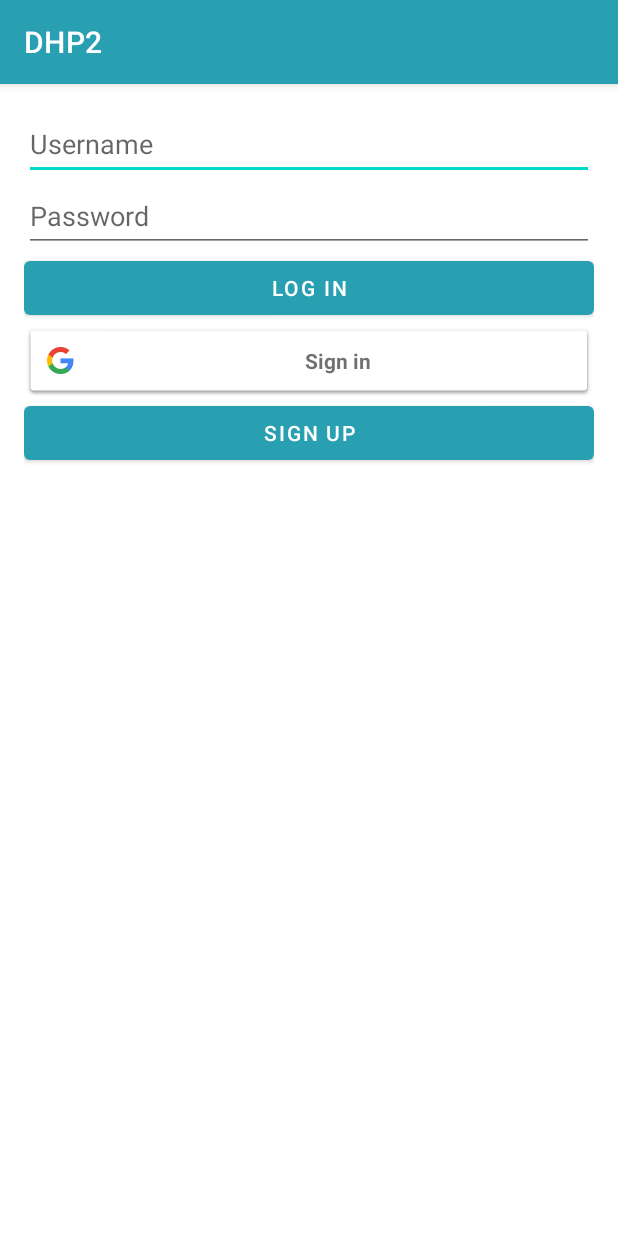
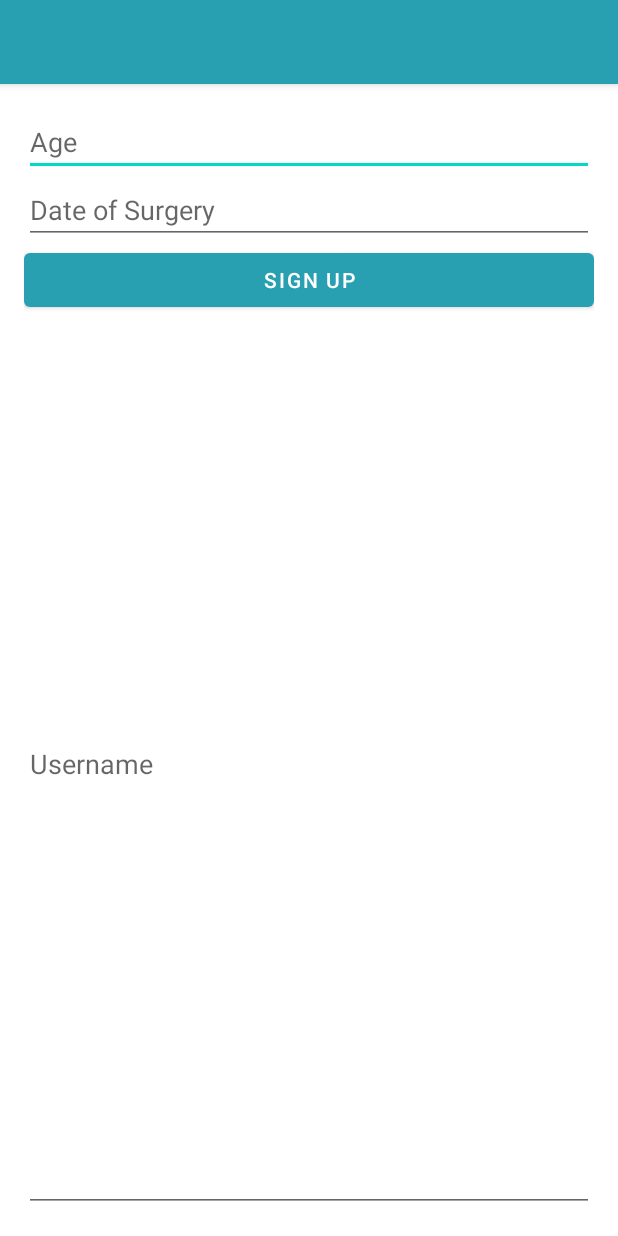
Before and after one commit to David-J-Rogers/DHP2, an Android app: the screen it shows after launch (LoginActivity before the commit, SignUpActivity after it), after a tap on "SIGN UP", on a phone screen of 412 x 824 dp. Run offline under Robolectric (Android 15) with nearby library versions, the phone set to English and light mode, and no system bars.

Commit message:
New Sign Up page

```diff
--- a/app/src/main/AndroidManifest.xml
+++ b/app/src/main/AndroidManifest.xml
@@ -33,6 +33,10 @@
             android:label="">
         </activity>
 
+        <activity
+            android:name=".SignUpActivity"
+            android:label="">
+        </activity>
 
 
         <activity
--- a/app/src/main/java/com/example/dhp2/DBHelper.java
+++ b/app/src/main/java/com/example/dhp2/DBHelper.java
@@ -17,6 +17,8 @@ import android.database.Cursor;
         @Override
         public void onCreate(SQLiteDatabase db) {
             String CREATE_TABLE = "CREATE TABLE PatientData (" +
+                    "username TEXT," +
+                    "password TEXT," +
                     "id INTEGER PRIMARY KEY AUTOINCREMENT," +
                     "age INTEGER," +
                     "time_of_surgery TEXT," +
@@ -35,9 +37,11 @@ import android.database.Cursor;
         }
 
         //insert
-        public void addPatient(int age, String timeOfSurgery, double m1, double m2, double m3, double m4) {
+        public void addPatient(String username, String password, int age, String timeOfSurgery, double m1, double m2, double m3, double m4) {
             SQLiteDatabase db = this.getWritableDatabase();
             ContentValues values = new ContentValues();
+            values.put("username", username);
+            values.put("password", password);
             values.put("age", age);
             values.put("time_of_surgery", timeOfSurgery);
             values.put("milestone_one_completion_factor", m1);
--- a/app/src/main/java/com/example/dhp2/LoginActivity.java
+++ b/app/src/main/java/com/example/dhp2/LoginActivity.java
@@ -42,11 +42,9 @@ public class LoginActivity extends AppCompatActivity {
 
 
         Button signUpButton = findViewById(R.id.sign_up_button);
-        signUpButton.setOnClickListener(new View.OnClickListener() {
-            @Override
-            public void onClick(View v) {
-                signUp();
-            }
+        signUpButton.setOnClickListener(view -> {
+            Intent intent = new Intent(LoginActivity.this, SignUpActivity.class);
+            startActivity(intent);
         });
 
 
--- a/app/src/main/java/com/example/dhp2/MainActivity.kt
+++ b/app/src/main/java/com/example/dhp2/MainActivity.kt
@@ -111,7 +111,7 @@ class MainActivity : AppCompatActivity() {
         val dbHelper = DBHelper(this)
 
         // Insert a test record
-        dbHelper.addPatient(30, "2023-11-24", 0.8, 0.9, 0.85, 0.9)
+        dbHelper.addPatient("test", "test", 30, "2023-11-24", 0.8, 0.9, 0.85, 0.9)
         Log.d("DBTest", "Insertion completed")
 
         // Read the inserted record
--- /dev/null
+++ b/app/src/main/java/com/example/dhp2/SignUpActivity.java
@@ -0,0 +1,41 @@
+package com.example.dhp2;
+
+import android.content.Intent;
+import android.os.Bundle;
+import android.widget.Button;
+import android.widget.EditText;
+import android.widget.Toast;
+import androidx.appcompat.app.AppCompatActivity;
+
+
+public class SignUpActivity extends AppCompatActivity{
+    private EditText usernameEditText;
+    private EditText passwordEditText;
+    private EditText ageEditText;
+    private EditText timeOfSurgeryEditText;
+    private Button signUpButton;
+    private DBHelper dbHelper;
+
+    @Override
+    protected void onCreate(Bundle savedInstanceState) {
+        super.onCreate(savedInstanceState);
+        setContentView(R.layout.activity_sign_up);
+        usernameEditText = findViewById(R.id.usernameEditText);
+        passwordEditText = findViewById(R.id.passwordEditText);
+        ageEditText = findViewById(R.id.ageEditText);
+        timeOfSurgeryEditText = findViewById(R.id.dateOfSurgeryEditText);
+        signUpButton = findViewById(R.id.signUpButton);
+        dbHelper = new DBHelper(this);
+
+        signUpButton.setOnClickListener(view -> {
+            String username = usernameEditText.getText().toString();
+            String password = passwordEditText.getText().toString();
+            int age = Integer.parseInt(ageEditText.getText().toString());
+            String timeOfSurgery = timeOfSurgeryEditText.getText().toString();
+            dbHelper.addPatient(username, password, age, timeOfSurgery, 0, 0, 0, 0);
+            Toast.makeText(getApplicationContext(), "Sign up successful!", Toast.LENGTH_SHORT).show();
+            Intent intent = new Intent(this, LoginActivity.class);
+            startActivity(intent);
+        });
+    }
+}
--- /dev/null
+++ b/app/src/main/res/layout/activity_sign_up.xml
@@ -0,0 +1,47 @@
+<?xml version="1.0" encoding="utf-8"?>
+<LinearLayout
+    xmlns:android="http://schemas.android.com/apk/res/android"
+    android:layout_width="match_parent"
+    android:layout_height="match_parent"
+    android:orientation="vertical"
+    android:padding="16dp">
+
+    <EditText
+        android:id="@+id/ageEditText"
+        android:layout_width="match_parent"
+        android:layout_height="wrap_content"
+        android:hint="Age"
+        android:inputType="number" />
+
+    <EditText
+        android:id="@+id/dateOfSurgeryEditText"
+        android:layout_width="match_parent"
+        android:layout_height="wrap_content"
+        android:hint="Date of Surgery"
+        android:inputType="date" />
+
+    <!-- Add more EditTexts for other information -->
+
+    <Button
+        android:id="@+id/signUpButton"
+        android:layout_width="match_parent"
+        android:layout_height="wrap_content"
+        android:text="Sign Up" />
+
+    <EditText
+        android:id="@+id/usernameEditText"
+        android:layout_width="match_parent"
+        android:layout_height="match_parent"
+        android:hint="Username"
+        android:minHeight="48dp" />
+
+    <EditText
+        android:id="@+id/passwordEditText"
+        android:layout_width="match_parent"
+        android:layout_height="match_parent"
+        android:hint="Password"
+        android:inputType="textPassword"
+        android:minHeight="48dp" />
+
+
+</LinearLayout>
```
